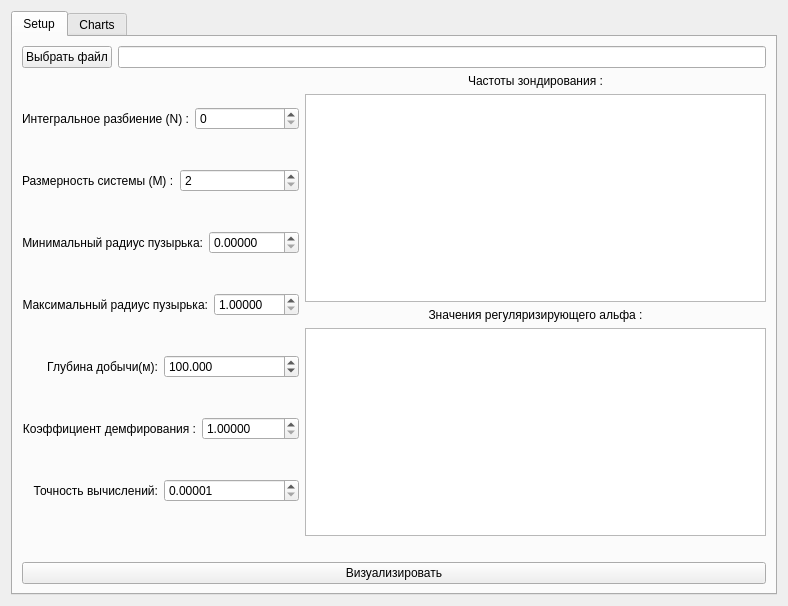
Kirill71/Bachelor-diploma-in-University, file mainwindow.ui: the form before one commit.
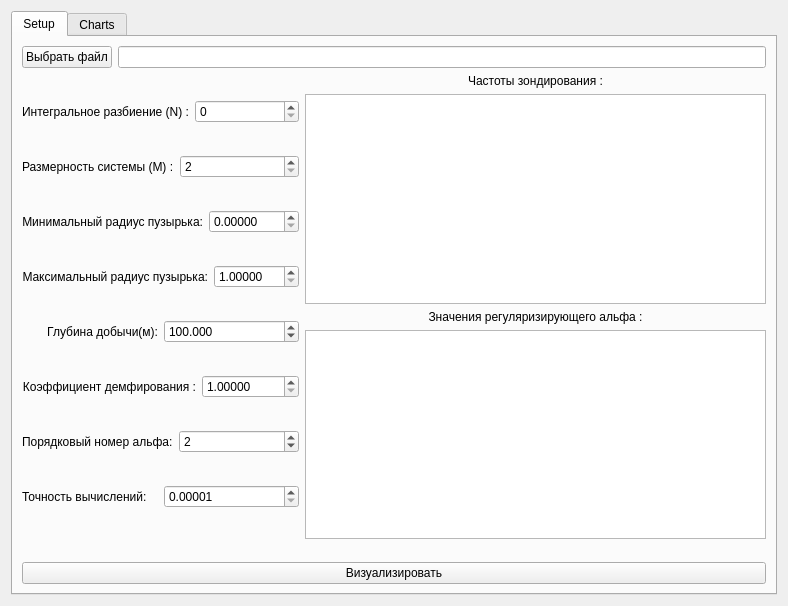
The form after the commit.

Patch:
```diff
--- a/mainwindow.ui
+++ b/mainwindow.ui
@@ -23,7 +23,7 @@
       <attribute name="title">
        <string>Setup</string>
       </attribute>
-      <layout class="QVBoxLayout" name="verticalLayout_7">
+      <layout class="QVBoxLayout" name="verticalLayout_5">
        <item>
         <layout class="QHBoxLayout" name="horizontalLayout_8">
          <item>
@@ -39,7 +39,7 @@
         </layout>
        </item>
        <item>
-        <layout class="QHBoxLayout" name="horizontalLayout_9">
+        <layout class="QHBoxLayout" name="horizontalLayout_19">
          <item>
           <layout class="QVBoxLayout" name="verticalLayout">
            <item>
@@ -222,6 +222,36 @@
              </item>
             </layout>
            </item>
+           <item>
+            <layout class="QHBoxLayout" name="horizontalLayout_9">
+             <item>
+              <widget class="QLabel" name="alfaIndexLabel">
+               <property name="text">
+                <string>Порядковый номер альфа:</string>
+               </property>
+               <property name="alignment">
+                <set>Qt::AlignJustify|Qt::AlignVCenter</set>
+               </property>
+              </widget>
+             </item>
+             <item>
+              <widget class="QSpinBox" name="indexAlfaSpinBox">
+               <property name="minimum">
+                <number>1</number>
+               </property>
+               <property name="maximum">
+                <number>100</number>
+               </property>
+               <property name="singleStep">
+                <number>1</number>
+               </property>
+               <property name="value">
+                <number>2</number>
+               </property>
+              </widget>
+             </item>
+            </layout>
+           </item>
            <item>
             <layout class="QHBoxLayout" name="horizontalLayout_6">
              <item>
@@ -229,9 +259,6 @@
                <property name="text">
                 <string>Точность вычислений:</string>
                </property>
-               <property name="alignment">
-                <set>Qt::AlignRight|Qt::AlignTrailing|Qt::AlignVCenter</set>
-               </property>
               </widget>
              </item>
              <item>
@@ -255,7 +282,7 @@
           </layout>
          </item>
          <item>
-          <layout class="QVBoxLayout" name="verticalLayout_5">
+          <layout class="QVBoxLayout" name="verticalLayout_3">
            <item>
             <layout class="QVBoxLayout" name="verticalLayout_4">
              <item>
@@ -274,7 +301,7 @@
             </layout>
            </item>
            <item>
-            <layout class="QVBoxLayout" name="verticalLayout_3">
+            <layout class="QVBoxLayout" name="verticalLayout_2">
              <item>
               <widget class="QLabel" name="RegularAlfaValue">
                <property name="text">
@@ -286,11 +313,7 @@
               </widget>
              </item>
              <item>
-              <layout class="QVBoxLayout" name="verticalLayout_2">
-               <item>
-                <widget class="QTextEdit" name="regularAlfaValuesTextEdit"/>
-               </item>
-              </layout>
+              <widget class="QTextEdit" name="regularAlfaValuesTextEdit"/>
              </item>
             </layout>
            </item>
@@ -306,7 +329,7 @@
          <property name="sizeHint" stdset="0">
           <size>
            <width>745</width>
-           <height>20</height>
+           <height>17</height>
           </size>
          </property>
         </spacer>
```
Left out of the diff: 2 changed lines with no effect on the pictures.
